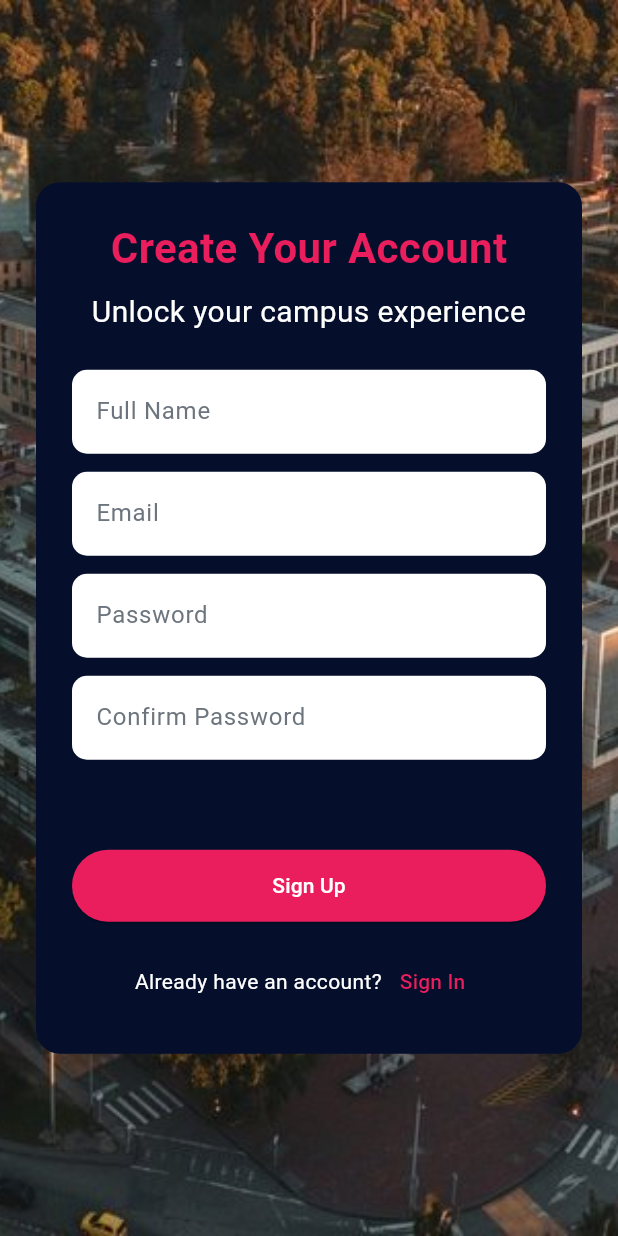
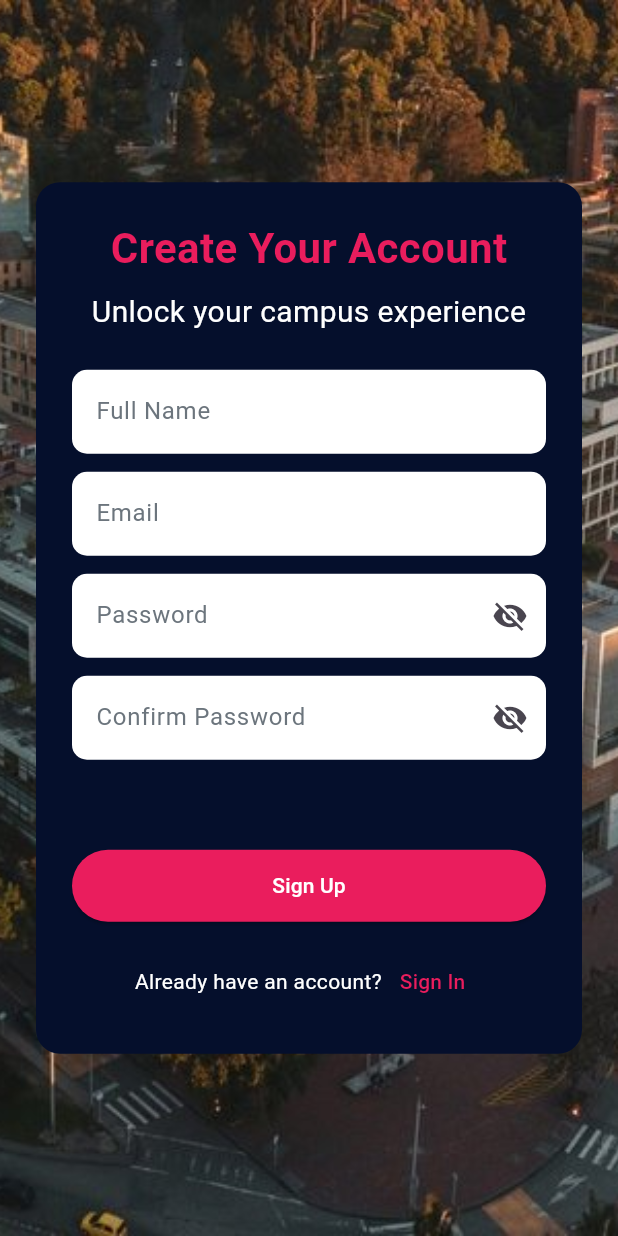
Before and after one commit to ISIS3510-G12/Dart-G12, a Flutter app: the screen it shows after launch, after a tap on "Sign Up", on a phone screen of 412 x 824 dp. Run offline on Flutter 3.47's test engine with Material 3 defaults, Android fonts, the light colour scheme and no system bars; our stand-ins replace supabase_flutter; accounts and stored records are empty.

Commit message:
Add password visibility toggle to login and registration pages

```diff
--- a/lib/views/login_page.dart
+++ b/lib/views/login_page.dart
@@ -16,6 +16,7 @@ class _LoginPageState extends State<LoginPage> {
   // Controllers
   final _emailController = TextEditingController();
   final _passwordController = TextEditingController();
+  bool _isObscure = true;
 
   // Login
   void login() async {
@@ -45,8 +46,6 @@ class _LoginPageState extends State<LoginPage> {
               fit: BoxFit.cover,
             ),
           ),
-
-
 
           // Contenedor del formulario
           Center(
@@ -101,12 +100,19 @@ class _LoginPageState extends State<LoginPage> {
                     // Campo de Password
                     TextField(
                       controller: _passwordController,
-                      obscureText: true,
+                      obscureText: _isObscure,
                       style: const TextStyle(color: Colors.black),
                       decoration: InputDecoration(
                         filled: true,
                         fillColor: Colors.white,
                         hintText: "Password",
+                        suffixIcon: IconButton(
+                          icon: Icon(_isObscure
+                              ? Icons.visibility_off
+                              : Icons.visibility),
+                          onPressed: () =>
+                              setState(() => _isObscure = !_isObscure),
+                        ),
                         hintStyle: TextStyle(color: Color(0xFF6C757D)),
                         border: OutlineInputBorder(
                           borderRadius: BorderRadius.circular(10),
--- a/lib/views/register_page.dart
+++ b/lib/views/register_page.dart
@@ -14,6 +14,8 @@ class _RegisterPageState extends State<RegisterPage> {
   final _passwordController = TextEditingController();
   final _displayNameController = TextEditingController();
   final _confirmPasswordController = TextEditingController();
+  bool _isObscure1 = true;
+  bool _isObscure2 = true;
 
   void signUp() async {
     final email = _emailController.text;
@@ -111,12 +113,19 @@ class _RegisterPageState extends State<RegisterPage> {
                     const SizedBox(height: 12),
                     TextField(
                       controller: _passwordController,
-                      obscureText: true,
+                      obscureText: _isObscure1,
                       style: const TextStyle(color: Colors.black),
                       decoration: InputDecoration(
                         filled: true,
                         fillColor: Colors.white,
                         hintText: "Password",
+                        suffixIcon: IconButton(
+                          icon: Icon(_isObscure1
+                              ? Icons.visibility_off
+                              : Icons.visibility),
+                          onPressed: () =>
+                              setState(() => _isObscure1 = !_isObscure1),
+                        ),
                         hintStyle: const TextStyle(color: Color(0xFF6C757D)),
                         border: OutlineInputBorder(
                           borderRadius: BorderRadius.circular(10),
@@ -127,12 +136,19 @@ class _RegisterPageState extends State<RegisterPage> {
                     const SizedBox(height: 12),
                     TextField(
                       controller: _confirmPasswordController,
-                      obscureText: true,
+                      obscureText: _isObscure2,
                       style: const TextStyle(color: Colors.black),
                       decoration: InputDecoration(
                         filled: true,
                         fillColor: Colors.white,
                         hintText: "Confirm Password",
+                        suffixIcon: IconButton(
+                          icon: Icon(_isObscure2
+                              ? Icons.visibility_off
+                              : Icons.visibility),
+                          onPressed: () =>
+                              setState(() => _isObscure2 = !_isObscure2),
+                        ),
                         hintStyle: const TextStyle(color: Color(0xFF6C757D)),
                         border: OutlineInputBorder(
                           borderRadius: BorderRadius.circular(10),
```
